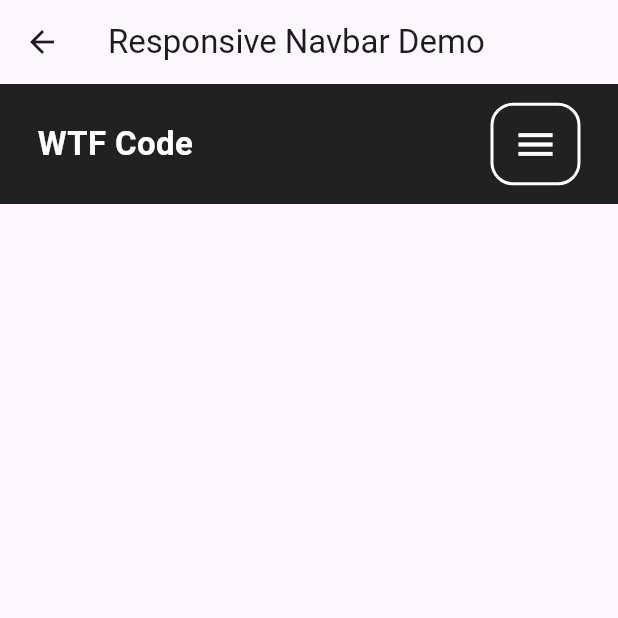
After one commit to chhua531001/flutter_more_widget, a Flutter app: the screen it shows after launch, after a tap on "ResponsiveNavbarDemo", on a phone screen of 412 x 824 dp, the top half of it. The commit adds this screen. Run offline on Flutter 3.47's test engine with Material 3 defaults, Android fonts, the phone set to English and light mode, and no system bars; our stand-ins replace audioplayers.

Commit message:
20240730更新
1.調整程式中的page，都放到pages目錄
2.增加SimpleDialogDemo，ResponsiveNavbarDemo與AudioPlayDemo
3.修正alert dialog page中，傳遞參數的作法

```diff
--- a/lib/app_routes.dart
+++ b/lib/app_routes.dart
@@ -5,5 +5,8 @@ class AppRoutes {
   static const animatesSearchBarPage = "/animated_search_bar_page";
   static const animatedMenuPage = "/animated_manu_page";
   static const alertDialogPage = "/alert_dialog_page";
+  static const simpleDialogPage = "/simple_dialog_page";
   static const wrapPage = "/wrap_widget_page";
+  static const responsiveNavbar = "/responsive_navbar";
+  static const audioPlayer = "/audio_player";
 }
--- a/lib/main.dart
+++ b/lib/main.dart
@@ -1,16 +1,19 @@
 import 'package:flutter/material.dart';
-import 'package:flutter_more_widget/alert_dialog_page.dart';
-import 'package:flutter_more_widget/animated_menu_page.dart';
-import 'package:flutter_more_widget/animated_search_bar_page.dart';
+import 'package:flutter_more_widget/pages/alert_dialog_page.dart';
+import 'package:flutter_more_widget/pages/animated_menu_page.dart';
 import 'package:flutter_more_widget/app_routes.dart';
-import 'package:flutter_more_widget/custom_scroll_view_page.dart';
-import 'package:flutter_more_widget/grid_view_page.dart';
+import 'package:flutter_more_widget/pages/animated_search_bar_page.dart';
+import 'package:flutter_more_widget/pages/audio_player.dart';
+import 'package:flutter_more_widget/pages/custom_scroll_view_page.dart';
+import 'package:flutter_more_widget/pages/grid_view_page.dart';
+import 'package:flutter_more_widget/pages/responsive_navbar.dart';
+import 'package:flutter_more_widget/pages/simple_dialog_page.dart';
 import 'package:flutter_more_widget/widgets/app_layoutbuilder_widget.dart';
 import 'package:flutter_more_widget/widgets/big_circle.dart';
 import 'package:flutter_more_widget/widgets/big_dot.dart';
 import 'package:flutter_more_widget/widgets/circle_dot.dart';
 import 'package:flutter_more_widget/widgets/half_circle.dart';
-import 'package:flutter_more_widget/wrap_widget_page.dart';
+import 'package:flutter_more_widget/pages/wrap_widget_page.dart';
 
 void main() {
   runApp(const MyApp());
@@ -55,7 +58,10 @@ class MyApp extends StatelessWidget {
         AppRoutes.animatesSearchBarPage: (context) => const AnimatedSearchBarPage(),
         AppRoutes.animatedMenuPage: (context) => const AnimatedMenuPage(),
         AppRoutes.alertDialogPage: (context) => const AlertDialogPage(),
+        AppRoutes.simpleDialogPage: (context) => const SimpleDialogPage(),
         AppRoutes.wrapPage: (context) => const WrapWidgetPage(),
+        AppRoutes.responsiveNavbar: (context) => const ResponsiveNavbar(),
+        AppRoutes.audioPlayer: (context) => const AudioPlayerWidget(),
       },
     );
   }
@@ -93,6 +99,7 @@ class _MyHomePageState extends State<MyHomePage> {
 
   Widget content() {
     return Center(
+      child: SingleChildScrollView(
         child: Column(
           mainAxisAlignment: MainAxisAlignment.center,
           children: [
@@ -190,7 +197,7 @@ class _MyHomePageState extends State<MyHomePage> {
                   context,
                   AppRoutes.alertDialogPage,
                   arguments: {
-                  "index": 4,
+                    "index": 5,
                   },
                 );
               },
@@ -202,15 +209,58 @@ class _MyHomePageState extends State<MyHomePage> {
                 //傳送參數到想顯示的頁面
                 Navigator.pushNamed(
                   context,
+                  AppRoutes.simpleDialogPage,
+                  arguments: {
+                    "index": 5,
+                  },
+                );
+              },
+              child: const Text("SimpleDialogDemo"),
+            ),
+            const SizedBox(height: 20,),
+            ElevatedButton(
+              onPressed: () {
+                //傳送參數到想顯示的頁面
+                Navigator.pushNamed(
+                  context,
                   AppRoutes.wrapPage,
                   arguments: {
-                  "index": 4,
+                    "index": 6,
                   },
                 );
               },
               child: const Text("WrapWidgetDemo"),
             ),
+            const SizedBox(height: 20,),
+            ElevatedButton(
+              onPressed: () {
+                //傳送參數到想顯示的頁面
+                Navigator.pushNamed(
+                  context,
+                  AppRoutes.responsiveNavbar,
+                  arguments: {
+                    "index": 6,
+                  },
+                );
+              },
+              child: const Text("ResponsiveNavbarDemo"),
+            ),
+            const SizedBox(height: 20,),
+            ElevatedButton(
+              onPressed: () {
+                //傳送參數到想顯示的頁面
+                Navigator.pushNamed(
+                  context,
+                  AppRoutes.audioPlayer,
+                  arguments: {
+                    "index": 6,
+                  },
+                );
+              },
+              child: const Text("AudioPlayerDemo"),
+            ),
           ],
+        ),
       ),
     );
   }
--- /dev/null
+++ b/lib/pages/responsive_navbar.dart
@@ -0,0 +1,148 @@
+import 'package:flutter/material.dart';
+
+class ResponsiveNavbar extends StatefulWidget {
+  const ResponsiveNavbar({super.key});
+
+  @override
+  State<ResponsiveNavbar> createState() => _ResponsiveNavbarState();
+}
+
+class _ResponsiveNavbarState extends State<ResponsiveNavbar> {
+  // Height of the collapsible menu, initially set to 0
+  double collapsAbleHeight = 0.0;
+  @override
+  Widget build(BuildContext context) {
+    double width = MediaQuery.of(context).size.width;
+    return Scaffold(
+      appBar: AppBar(
+        title: const Text("Responsive Navbar Demo"),
+      ),
+      body: SafeArea(
+        child: Column(
+          children: [
+            // Navbar container
+            Container(
+              color: Colors.black87,
+              height: 80,
+              padding: const EdgeInsets.symmetric(horizontal: 25),
+              child: Row(
+                mainAxisAlignment: MainAxisAlignment.spaceBetween,
+                children: [
+                  // title of the navbar
+                  const Text(
+                    "WTF Code",
+                    style: TextStyle(
+                      fontSize: 22,
+                      color: Colors.white,
+                      fontWeight: FontWeight.bold,
+                    ),
+                  ),
+                  // If screen width is less than 650 show the menu button (mobile view), else show the navbar items (web view),
+                  if (width < 650)
+                    NavBarMenuButton(
+                      onPressed: () {
+                        // Toggle the height of the collapsible menu
+                        setState(() {
+                          collapsAbleHeight = collapsAbleHeight == 0 ? 250 : 0;
+                        });
+                      },
+                    )
+                  else
+                    Row(
+                      children: navBarItems,
+                    )
+                ],
+              ),
+            ),
+            // collapsible menu container
+            AnimatedContainer(
+              duration: const Duration(milliseconds: 400),
+              // height of the collapsible menu based on screen width
+              height: (width < 650) ? collapsAbleHeight : 0,
+              width: double.infinity,
+              color: Colors.black87,
+              child: SingleChildScrollView(
+                child: Column(
+                  children: navBarItems,
+                ),
+              ),
+            ),
+          ],
+        ),
+      ),
+    );
+  }
+}
+
+// List of navbar items
+List<Widget> navBarItems = [
+  const NavBarItems(title: "About"),
+  const NavBarItems(title: "Connect"),
+  const NavBarItems(title: "Explore"),
+  const NavBarItems(title: "Help"),
+];
+
+Color unSelectedColor = Colors.white60;
+
+class NavBarItems extends StatefulWidget {
+  final String title;
+  const NavBarItems({super.key, required this.title});
+
+  @override
+  State<NavBarItems> createState() => _NavBarItemsState();
+}
+
+class _NavBarItemsState extends State<NavBarItems> {
+  Color color = unSelectedColor;
+  @override
+  Widget build(BuildContext context) {
+    return MouseRegion(
+      // change color on mouse enter
+      onEnter: (event) => setState(() {
+        color = Colors.white;
+      }),
+      // change color back on mouse exit
+      onExit: (event) => setState(() {
+        color = unSelectedColor;
+      }),
+      child: Container(
+        height: 60,
+        alignment: Alignment.centerLeft,
+        margin: const EdgeInsets.symmetric(horizontal: 25),
+        child: Text(
+          widget.title,
+          style: TextStyle(
+            fontSize: 18,
+            color: color, // set the color of the text
+          ),
+        ),
+      ),
+    );
+  }
+}
+
+class NavBarMenuButton extends StatelessWidget {
+  final VoidCallback onPressed;
+  const NavBarMenuButton({super.key, required this.onPressed});
+
+  @override
+  Widget build(BuildContext context) {
+    return Container(
+      height: 55,
+      width: 60,
+      decoration: BoxDecoration(
+        border: Border.all(color: Colors.white, width: 2),
+        borderRadius: BorderRadius.circular(15),
+      ),
+      child: InkWell(
+        splashColor: Colors.white60,
+        onTap: onPressed, // Callback function when the button is pressed
+        child: const Icon(
+          Icons.menu,
+          size: 30,
+          color: Colors.white,
+        ),
+      ),
+    );
+  }
+}
--- a/pubspec.yaml
+++ b/pubspec.yaml
@@ -35,6 +35,7 @@ dependencies:
   # The following adds the Cupertino Icons font to your application.
   # Use with the CupertinoIcons class for iOS style icons.
   cupertino_icons: ^1.0.6
+  audioplayers: ^6.0.0
 
 dev_dependencies:
   flutter_test:
```
Also changed, not shown: lib/alert_dialog_page.dart (deleted, +0 -67 lines), lib/pages/alert_dialog_page.dart (added, +107 -0 lines), lib/pages/audio_player.dart (added, +147 -0 lines), lib/pages/simple_dialog_page.dart (added, +78 -0 lines), lib/pages/animated_menu_page.dart (renamed from lib/animated_menu_page.dart), lib/pages/animated_search_bar_page.dart (renamed from lib/animated_search_bar_page.dart), lib/pages/custom_scroll_view_page.dart (renamed from lib/custom_scroll_view_page.dart), lib/pages/grid_view_page.dart (renamed from lib/grid_view_page.dart), lib/pages/wrap_widget_page.dart (renamed from lib/wrap_widget_page.dart), pubspec.lock, 14 other files. Lines whose indentation alone changed are shown as unchanged.
